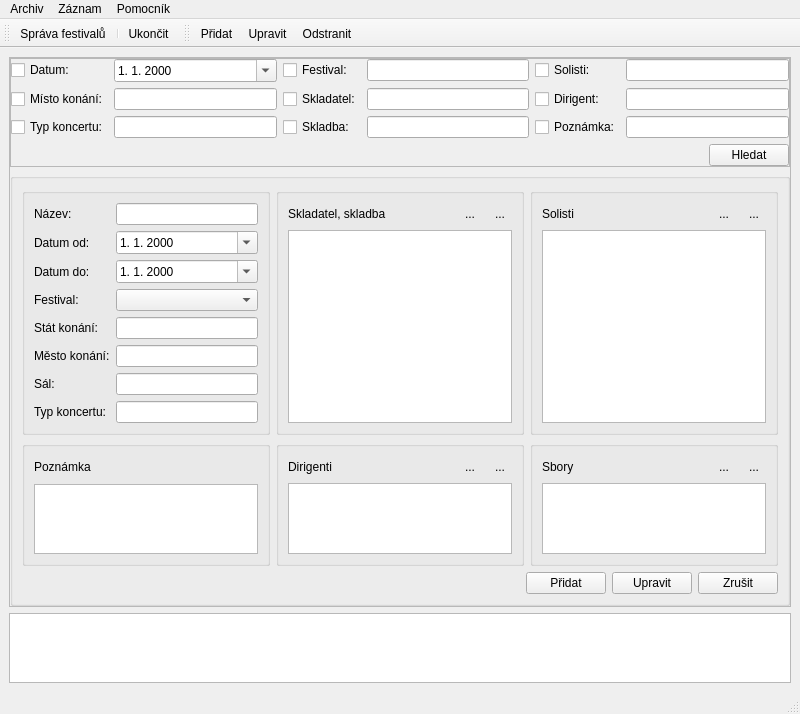
The window that mainform.ui (osense/fb-archive) describes before a commit, drawn with Qt 5.
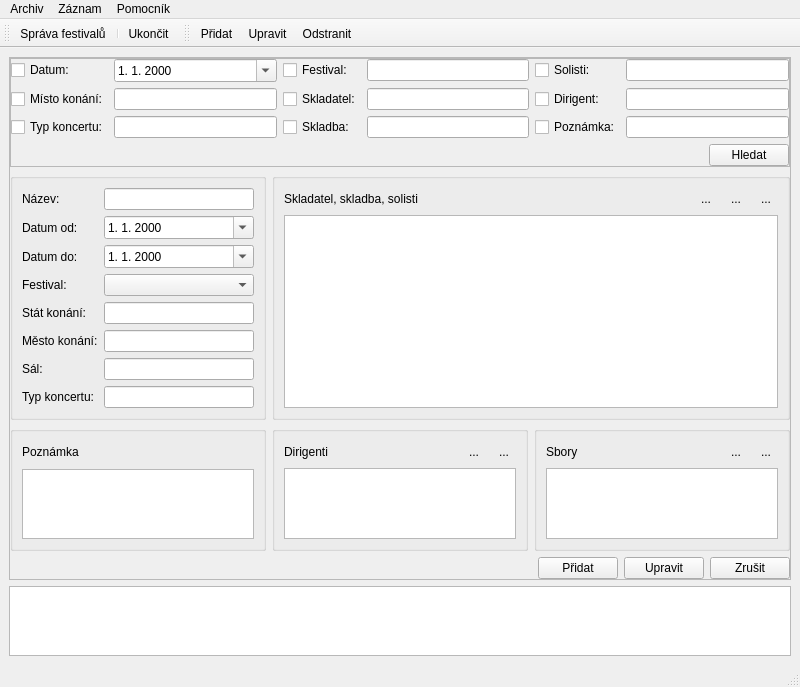
The same window after the commit. Icons and pictures are not drawn.

Commit message: added tree view for soloists and works

Patch:
```diff
--- a/mainform.ui
+++ b/mainform.ui
@@ -7,7 +7,7 @@
     <x>0</x>
     <y>0</y>
     <width>800</width>
-    <height>701</height>
+    <height>681</height>
    </rect>
   </property>
   <property name="windowTitle">
@@ -198,8 +198,20 @@
         </widget>
        </item>
        <item row="1" column="0">
-        <widget class="QGroupBox" name="frame_edit">
+        <widget class="QFrame" name="frame_edit">
          <layout class="QGridLayout" name="gridLayout_7">
+          <property name="leftMargin">
+           <number>0</number>
+          </property>
+          <property name="topMargin">
+           <number>0</number>
+          </property>
+          <property name="rightMargin">
+           <number>0</number>
+          </property>
+          <property name="bottomMargin">
+           <number>0</number>
+          </property>
           <item row="0" column="0">
            <widget class="QGroupBox" name="groupBox_2">
             <property name="title">
@@ -303,100 +315,6 @@
             </layout>
            </widget>
           </item>
-          <item row="0" column="1">
-           <widget class="QGroupBox" name="groupBox">
-            <property name="title">
-             <string/>
-            </property>
-            <layout class="QGridLayout" name="gridLayout">
-             <item row="1" column="0" colspan="3">
-              <widget class="QListWidget" name="lw_edit_works"/>
-             </item>
-             <item row="0" column="0">
-              <widget class="QLabel" name="label_6">
-               <property name="text">
-                <string>Skladatel, skladba</string>
-               </property>
-              </widget>
-             </item>
-             <item row="0" column="1">
-              <widget class="QToolButton" name="btn_works_add">
-               <property name="text">
-                <string>...</string>
-               </property>
-               <property name="icon">
-                <iconset resource="resource.qrc">
-                 <normaloff>:/icons/icons/Actions-list-add-icon.png</normaloff>:/icons/icons/Actions-list-add-icon.png</iconset>
-               </property>
-               <property name="autoRaise">
-                <bool>true</bool>
-               </property>
-              </widget>
-             </item>
-             <item row="0" column="2">
-              <widget class="QToolButton" name="btn_works_remove">
-               <property name="text">
-                <string>...</string>
-               </property>
-               <property name="icon">
-                <iconset resource="resource.qrc">
-                 <normaloff>:/icons/icons/Actions-list-remove-icon.png</normaloff>:/icons/icons/Actions-list-remove-icon.png</iconset>
-               </property>
-               <property name="autoRaise">
-                <bool>true</bool>
-               </property>
-              </widget>
-             </item>
-            </layout>
-           </widget>
-          </item>
-          <item row="0" column="2">
-           <widget class="QGroupBox" name="groupBox_6">
-            <property name="title">
-             <string/>
-            </property>
-            <layout class="QGridLayout" name="gridLayout_4">
-             <item row="0" column="0">
-              <widget class="QLabel" name="label_10">
-               <property name="text">
-                <string>Solisti</string>
-               </property>
-              </widget>
-             </item>
-             <item row="0" column="1">
-              <widget class="QToolButton" name="btn_soloists_add">
-               <property name="text">
-                <string>...</string>
-               </property>
-               <property name="icon">
-                <iconset resource="resource.qrc">
-                 <normaloff>:/icons/icons/Actions-list-add-icon.png</normaloff>:/icons/icons/Actions-list-add-icon.png</iconset>
-               </property>
-               <property name="autoRaise">
-                <bool>true</bool>
-               </property>
-              </widget>
-             </item>
-             <item row="0" column="2">
-              <widget class="QToolButton" name="btn_soloists_remove">
-               <property name="text">
-                <string>...</string>
-               </property>
-               <property name="icon">
-                <iconset resource="resource.qrc">
-                 <normaloff>:/icons/icons/Actions-list-remove-icon.png</normaloff>:/icons/icons/Actions-list-remove-icon.png</iconset>
-               </property>
-               <property name="autoRaise">
-                <bool>true</bool>
-               </property>
-              </widget>
-             </item>
-             <item row="1" column="0" colspan="3">
-              <widget class="QListWidget" name="lw_edit_soloists"/>
-             </item>
-            </layout>
-           </widget>
-          </item>
           <item row="1" column="0">
            <widget class="QGroupBox" name="groupBox_3">
             <property name="title">
@@ -584,6 +502,91 @@
             </item>
            </layout>
           </item>
+          <item row="0" column="1" colspan="2">
+           <widget class="QGroupBox" name="groupBox">
+            <property name="title">
+             <string/>
+            </property>
+            <layout class="QGridLayout" name="gridLayout">
+             <item row="0" column="0">
+              <widget class="QLabel" name="label_6">
+               <property name="text">
+                <string>Skladatel, skladba, solisti</string>
+               </property>
+              </widget>
+             </item>
+             <item row="0" column="1">
+              <widget class="QToolButton" name="btn_works_add">
+               <property name="toolTip">
+                <string>Přidat skladatela a skladbu...</string>
+               </property>
+               <property name="text">
+                <string>...</string>
+               </property>
+               <property name="icon">
+                <iconset resource="resource.qrc">
+                 <normaloff>:/icons/icons/Actions-list-add-icon.png</normaloff>:/icons/icons/Actions-list-add-icon.png</iconset>
+               </property>
+               <property name="autoRaise">
+                <bool>true</bool>
+               </property>
+              </widget>
+             </item>
+             <item row="0" column="2">
+              <widget class="QToolButton" name="btn_works_add_soloist">
+               <property name="toolTip">
+                <string>Přidat solistu...</string>
+               </property>
+               <property name="text">
+                <string>...</string>
+               </property>
+               <property name="icon">
+                <iconset resource="resource.qrc">
+                 <normaloff>:/icons/icons/Actions-list-add-user-icon.png</normaloff>:/icons/icons/Actions-list-add-user-icon.png</iconset>
+               </property>
+               <property name="autoRaise">
+                <bool>true</bool>
+               </property>
+              </widget>
+             </item>
+             <item row="0" column="3">
+              <widget class="QToolButton" name="btn_works_remove">
+               <property name="toolTip">
+                <string>Odstránit záznam</string>
+               </property>
+               <property name="text">
+                <string>...</string>
+               </property>
+               <property name="icon">
+                <iconset resource="resource.qrc">
+                 <normaloff>:/icons/icons/Actions-list-remove-icon.png</normaloff>:/icons/icons/Actions-list-remove-icon.png</iconset>
+               </property>
+               <property name="autoRaise">
+                <bool>true</bool>
+               </property>
+              </widget>
+             </item>
+             <item row="1" column="0" colspan="4">
+              <widget class="QTreeWidget" name="tw_edit_works">
+               <property name="editTriggers">
+                <set>QAbstractItemView::NoEditTriggers</set>
+               </property>
+               <property name="animated">
+                <bool>true</bool>
+               </property>
+               <attribute name="headerVisible">
+                <bool>false</bool>
+               </attribute>
+               <column>
+                <property name="text">
+                 <string notr="true">1</string>
+                </property>
+               </column>
+              </widget>
+             </item>
+            </layout>
+           </widget>
+          </item>
          </layout>
          <zorder>groupBox</zorder>
          <zorder>groupBox_3</zorder>
```
Left out of the diff: 18 changed lines with no effect on the pictures. The commit also changes 9 other files.
